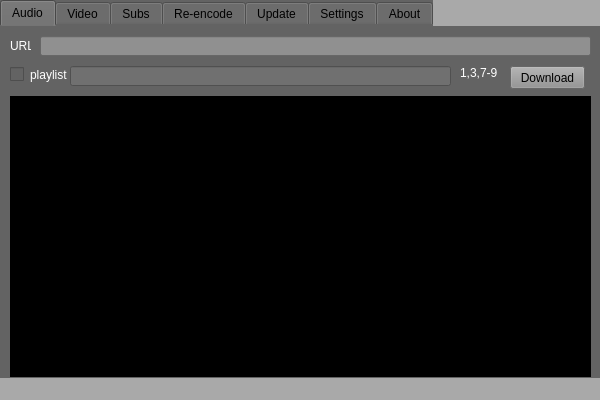
The window that gui.ui (KoleckOLP/yt-dl) describes before a commit, drawn with Qt 5.
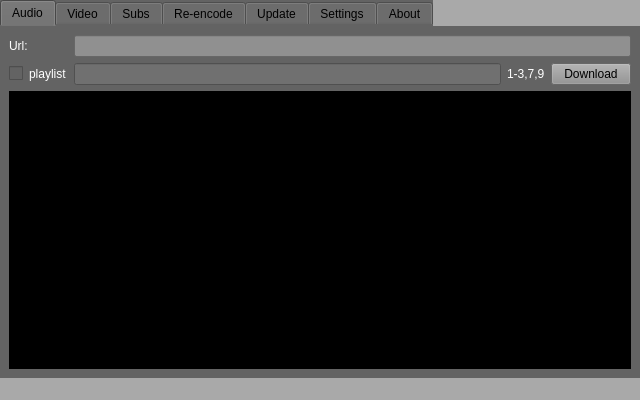
The same window after the commit. Icons and pictures are not drawn.

```diff
--- a/gui.ui
+++ b/gui.ui
@@ -6,27 +6,136 @@
    <rect>
     <x>0</x>
     <y>0</y>
-    <width>600</width>
+    <width>640</width>
     <height>400</height>
    </rect>
   </property>
   <property name="minimumSize">
    <size>
-    <width>600</width>
+    <width>640</width>
     <height>400</height>
    </size>
   </property>
-  <property name="maximumSize">
-   <size>
-    <width>600</width>
-    <height>400</height>
-   </size>
-  </property>
-  <property name="tabletTracking">
-   <bool>false</bool>
+  <property name="palette">
+   <palette>
+    <active>
+     <colorrole role="Button">
+      <brush brushstyle="SolidPattern">
+       <color alpha="255">
+        <red>169</red>
+        <green>169</green>
+        <blue>169</blue>
+       </color>
+      </brush>
+     </colorrole>
+     <colorrole role="Base">
+      <brush brushstyle="SolidPattern">
+       <color alpha="255">
+        <red>169</red>
+        <green>169</green>
+        <blue>169</blue>
+       </color>
+      </brush>
+     </colorrole>
+     <colorrole role="Window">
+      <brush brushstyle="SolidPattern">
+       <color alpha="255">
+        <red>169</red>
+        <green>169</green>
+        <blue>169</blue>
+       </color>
+      </brush>
+     </colorrole>
+     <colorrole role="AlternateBase">
+      <brush brushstyle="SolidPattern">
+       <color alpha="255">
+        <red>0</red>
+        <green>0</green>
+        <blue>0</blue>
+       </color>
+      </brush>
+     </colorrole>
+    </active>
+    <inactive>
+     <colorrole role="Button">
+      <brush brushstyle="SolidPattern">
+       <color alpha="255">
+        <red>169</red>
+        <green>169</green>
+        <blue>169</blue>
+       </color>
+      </brush>
+     </colorrole>
+     <colorrole role="Base">
+      <brush brushstyle="SolidPattern">
+       <color alpha="255">
+        <red>169</red>
+        <green>169</green>
+        <blue>169</blue>
+       </color>
+      </brush>
+     </colorrole>
+     <colorrole role="Window">
+      <brush brushstyle="SolidPattern">
+       <color alpha="255">
+        <red>169</red>
+        <green>169</green>
+        <blue>169</blue>
+       </color>
+      </brush>
+     </colorrole>
+     <colorrole role="AlternateBase">
+      <brush brushstyle="SolidPattern">
+       <color alpha="255">
+        <red>0</red>
+        <green>0</green>
+        <blue>0</blue>
+       </color>
+      </brush>
+     </colorrole>
+    </inactive>
+    <disabled>
+     <colorrole role="Button">
+      <brush brushstyle="SolidPattern">
+       <color alpha="255">
+        <red>169</red>
+        <green>169</green>
+        <blue>169</blue>
+       </color>
+      </brush>
+     </colorrole>
+     <colorrole role="Base">
+      <brush brushstyle="SolidPattern">
+       <color alpha="255">
+        <red>169</red>
+        <green>169</green>
+        <blue>169</blue>
+       </color>
+      </brush>
+     </colorrole>
+     <colorrole role="Window">
+      <brush brushstyle="SolidPattern">
+       <color alpha="255">
+        <red>169</red>
+        <green>169</green>
+        <blue>169</blue>
+       </color>
+      </brush>
+     </colorrole>
+     <colorrole role="AlternateBase">
+      <brush brushstyle="SolidPattern">
+       <color alpha="255">
+        <red>0</red>
+        <green>0</green>
+        <blue>0</blue>
+       </color>
+      </brush>
+     </colorrole>
+    </disabled>
+   </palette>
   </property>
   <property name="windowTitle">
-   <string>yt-dl_gui</string>
+   <string>MainWindow</string>
   </property>
   <property name="windowIcon">
    <iconset>
@@ -35,97 +144,89 @@
   <property name="styleSheet">
    <string notr="true">background-color: #A9A9A9;</string>
   </property>
-  <property name="locale">
-   <locale language="English" country="UnitedStates"/>
-  </property>
   <widget class="QWidget" name="centralwidget">
+   <layout class="QHBoxLayout" name="horizontalLayout">
+    <property name="leftMargin">
+     <number>0</number>
+    </property>
+    <property name="topMargin">
+     <number>0</number>
+    </property>
+    <property name="rightMargin">
+     <number>0</number>
+    </property>
+    <property name="bottomMargin">
+     <number>0</number>
+    </property>
+    <item>
    <widget class="QTabWidget" name="tabWidget">
-    <property name="enabled">
-     <bool>true</bool>
-    </property>
-    <property name="geometry">
-     <rect>
-      <x>0</x>
-      <y>0</y>
-      <width>611</width>
-      <height>391</height>
-     </rect>
-    </property>
-    <property name="autoFillBackground">
-     <bool>false</bool>
-    </property>
     <property name="styleSheet">
      <string notr="true">background-color: #636363;  border-color: #000000;</string>
     </property>
-    <property name="tabPosition">
-     <enum>QTabWidget::North</enum>
-    </property>
-    <property name="tabShape">
-     <enum>QTabWidget::Rounded</enum>
-    </property>
     <property name="currentIndex">
      <number>0</number>
     </property>
     <widget class="QWidget" name="audio_tab">
-     <property name="minimumSize">
-      <size>
-       <width>600</width>
-       <height>400</height>
-      </size>
-     </property>
-     <property name="maximumSize">
-      <size>
-       <width>600</width>
-       <height>400</height>
-      </size>
-     </property>
      <attribute name="title">
       <string>Audio</string>
      </attribute>
-     <widget class="QLineEdit" name="url_box">
-      <property name="geometry">
-       <rect>
-        <x>40</x>
-        <y>10</y>
-        <width>551</width>
-        <height>20</height>
-       </rect>
-      </property>
+       <layout class="QGridLayout" name="gridLayout_2">
+        <item row="2" column="0">
+         <widget class="QCheckBox" name="playlist_checkbox">
+          <property name="styleSheet">
+           <string notr="true">color: #FFFFFF;</string>
+          </property>
+          <property name="text">
+           <string>playlist</string>
+          </property>
+         </widget>
+        </item>
+        <item row="2" column="2">
+         <widget class="QLabel" name="playlist_label">
+          <property name="styleSheet">
+           <string notr="true">color: #FFFFFF;</string>
+          </property>
+          <property name="text">
+           <string>1-3,7,9</string>
+          </property>
+         </widget>
+        </item>
+        <item row="0" column="1" colspan="3">
+         <widget class="QLineEdit" name="url_bar">
       <property name="styleSheet">
        <string notr="true">background-color: #909090;</string>
       </property>
      </widget>
+        </item>
+        <item row="2" column="1">
+         <widget class="QLineEdit" name="playlist_bar">
+          <property name="styleSheet">
+           <string notr="true">background-color: #707070;</string>
+          </property>
+         </widget>
+        </item>
+        <item row="0" column="0">
      <widget class="QLabel" name="url_label">
-      <property name="geometry">
-       <rect>
-        <x>10</x>
-        <y>10</y>
-        <width>21</width>
-        <height>20</height>
-       </rect>
-      </property>
       <property name="styleSheet">
        <string notr="true">color: #FFFFFF;</string>
       </property>
       <property name="text">
-       <string>URL:</string>
-      </property>
-     </widget>
+           <string>Url:</string>
+          </property>
+         </widget>
+        </item>
+        <item row="2" column="3">
+         <widget class="QPushButton" name="download_button">
+          <property name="styleSheet">
+           <string notr="true">background-color: #909090;</string>
+          </property>
+          <property name="text">
+           <string>Download</string>
+          </property>
+         </widget>
+        </item>
+        <item row="3" column="0" colspan="4">
      <widget class="QTextBrowser" name="output_console">
-      <property name="geometry">
-       <rect>
-        <x>10</x>
-        <y>70</y>
-        <width>581</width>
-        <height>281</height>
-       </rect>
-      </property>
-      <property name="sizePolicy">
-       <sizepolicy hsizetype="Fixed" vsizetype="Fixed">
-        <horstretch>0</horstretch>
-        <verstretch>0</verstretch>
-       </sizepolicy>
-      </property>
       <property name="font">
        <font>
         <pointsize>10</pointsize>
@@ -134,74 +235,12 @@
       <property name="styleSheet">
        <string notr="true">background-color: #000000; color: #FFFFFF;</string>
       </property>
-     </widget>
-     <widget class="QPushButton" name="download_button">
-      <property name="geometry">
-       <rect>
-        <x>510</x>
-        <y>40</y>
-        <width>75</width>
-        <height>23</height>
-       </rect>
-      </property>
-      <property name="styleSheet">
-       <string notr="true">background-color: #909090;</string>
-      </property>
-      <property name="text">
-       <string>Download</string>
-      </property>
-     </widget>
-     <widget class="QCheckBox" name="playlist_checkbox">
-      <property name="geometry">
-       <rect>
-        <x>10</x>
-        <y>40</y>
-        <width>70</width>
-        <height>17</height>
-       </rect>
-      </property>
-      <property name="styleSheet">
-       <string notr="true">color: #FFFFFF;</string>
-      </property>
-      <property name="text">
-       <string>playlist</string>
-      </property>
-     </widget>
-     <widget class="QLineEdit" name="playlist_bar">
-      <property name="enabled">
-       <bool>false</bool>
-      </property>
-      <property name="geometry">
-       <rect>
-        <x>70</x>
-        <y>40</y>
-        <width>381</width>
-        <height>20</height>
-       </rect>
-      </property>
-      <property name="styleSheet">
-       <string notr="true">background-color: #707070;</string>
-      </property>
-     </widget>
-     <widget class="QLabel" name="playlist_label">
-      <property name="enabled">
-       <bool>false</bool>
-      </property>
-      <property name="geometry">
-       <rect>
-        <x>460</x>
-        <y>40</y>
-        <width>47</width>
-        <height>13</height>
-       </rect>
-      </property>
-      <property name="styleSheet">
-       <string notr="true">color: #FFFFFF;</string>
-      </property>
-      <property name="text">
-       <string>1,3,7-9</string>
-      </property>
-     </widget>
+          <property name="openExternalLinks">
+           <bool>true</bool>
+          </property>
+         </widget>
+        </item>
+       </layout>
     </widget>
     <widget class="QWidget" name="video_tab">
      <attribute name="title">
@@ -209,59 +248,42 @@
      </attribute>
     </widget>
     <widget class="QWidget" name="subs_tab">
-     <property name="minimumSize">
-      <size>
-       <width>600</width>
-       <height>400</height>
-      </size>
-     </property>
-     <property name="maximumSize">
-      <size>
-       <width>600</width>
-       <height>400</height>
-      </size>
-     </property>
      <attribute name="title">
       <string>Subs</string>
      </attribute>
     </widget>
-    <widget class="QWidget" name="ree_tab">
+      <widget class="QWidget" name="reencode_tab">
      <attribute name="title">
       <string>Re-encode</string>
      </attribute>
     </widget>
-    <widget class="QWidget" name="upd_tab">
+      <widget class="QWidget" name="update_tab">
      <attribute name="title">
       <string>Update</string>
      </attribute>
     </widget>
-    <widget class="QWidget" name="stn_tab">
+      <widget class="QWidget" name="settings_tab">
      <attribute name="title">
       <string>Settings</string>
      </attribute>
     </widget>
-    <widget class="QWidget" name="abd_tab">
+      <widget class="QWidget" name="about_tab">
      <attribute name="title">
       <string>About</string>
      </attribute>
+       <layout class="QGridLayout" name="gridLayout">
+        <item row="0" column="0">
      <widget class="QTextBrowser" name="about_box">
-      <property name="geometry">
-       <rect>
-        <x>10</x>
-        <y>10</y>
-        <width>581</width>
-        <height>331</height>
-       </rect>
-      </property>
       <property name="styleSheet">
        <string notr="true">background-color: #000000; color: #FFFFFF;</string>
       </property>
-      <property name="openExternalLinks">
-       <bool>true</bool>
-      </property>
-     </widget>
-    </widget>
-   </widget>
+         </widget>
+        </item>
+       </layout>
+      </widget>
+     </widget>
+    </item>
+   </layout>
   </widget>
   <widget class="QStatusBar" name="statusbar"/>
  </widget>
```
Lines whose indentation alone changed are shown as unchanged.
